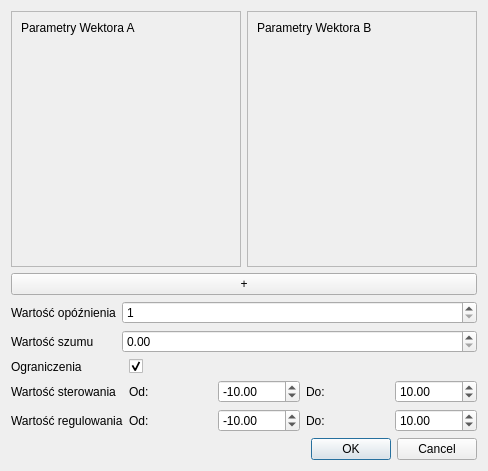
This is parametryarxwindow.ui in surowyantoni/PK_projekt_SK as Qt 5 draws it before an edit. The edited form follows.
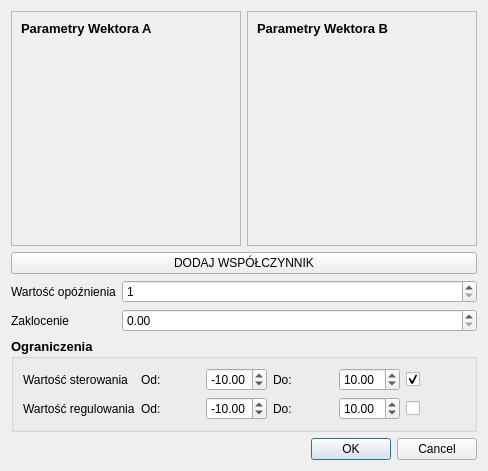
This is the edited form.

```diff
--- a/parametryarxwindow.ui
+++ b/parametryarxwindow.ui
@@ -26,31 +26,39 @@
          <rect>
           <x>0</x>
           <y>0</y>
-          <width>132</width>
-          <height>42</height>
+          <width>229</width>
+          <height>230</height>
          </rect>
         </property>
         <layout class="QVBoxLayout" name="verticalLayout">
          <item>
-          <layout class="QVBoxLayout" name="verticalLayout_2">
-           <item>
             <widget class="QLabel" name="label">
+           <property name="font">
+            <font>
+             <pointsize>10</pointsize>
+             <bold>true</bold>
+            </font>
+           </property>
              <property name="text">
               <string>Parametry Wektora A</string>
              </property>
             </widget>
            </item>
            <item>
-            <widget class="QFrame" name="verticalFrame">
-             <property name="sizePolicy">
-              <sizepolicy hsizetype="Expanding" vsizetype="Expanding">
-               <horstretch>0</horstretch>
-               <verstretch>0</verstretch>
-              </sizepolicy>
-             </property>
-            </widget>
-           </item>
-          </layout>
+          <layout class="QVBoxLayout" name="verticalLayout_A"/>
+         </item>
+         <item>
+          <spacer name="verticalSpacer">
+           <property name="orientation">
+            <enum>Qt::Vertical</enum>
+           </property>
+           <property name="sizeHint" stdset="0">
+            <size>
+             <width>20</width>
+             <height>40</height>
+            </size>
+           </property>
+          </spacer>
          </item>
         </layout>
        </widget>
@@ -66,42 +74,56 @@
          <rect>
           <x>0</x>
           <y>0</y>
-          <width>131</width>
-          <height>42</height>
+          <width>229</width>
+          <height>230</height>
          </rect>
         </property>
         <layout class="QVBoxLayout" name="verticalLayout_4">
          <item>
-          <layout class="QVBoxLayout" name="verticalLayout_3">
-           <item>
             <widget class="QLabel" name="label_2">
+           <property name="font">
+            <font>
+             <pointsize>10</pointsize>
+             <bold>true</bold>
+            </font>
+           </property>
              <property name="text">
               <string>Parametry Wektora B</string>
              </property>
             </widget>
            </item>
            <item>
-            <widget class="QFrame" name="verticalFrame_2">
-             <property name="sizePolicy">
-              <sizepolicy hsizetype="Expanding" vsizetype="Expanding">
-               <horstretch>0</horstretch>
-               <verstretch>0</verstretch>
-              </sizepolicy>
-             </property>
-            </widget>
-           </item>
-          </layout>
-         </item>
-        </layout>
+          <layout class="QVBoxLayout" name="verticalLayout_B"/>
+         </item>
+         <item>
+          <spacer name="verticalSpacer_2">
+           <property name="orientation">
+            <enum>Qt::Vertical</enum>
+           </property>
+           <property name="sizeHint" stdset="0">
+            <size>
+             <width>20</width>
+             <height>40</height>
+            </size>
+           </property>
+          </spacer>
+         </item>
+        </layout>
        </widget>
       </widget>
      </item>
     </layout>
    </item>
    <item>
-    <widget class="QPushButton" name="addAreaVectorA">
+    <widget class="QPushButton" name="pushButton_addWspolczynnik">
+     <property name="font">
+      <font>
+       <pointsize>9</pointsize>
+       <bold>false</bold>
+      </font>
+     </property>
      <property name="text">
-      <string>+</string>
+      <string>DODAJ WSPÓŁCZYNNIK</string>
      </property>
     </widget>
    </item>
@@ -127,7 +149,7 @@
      <item row="1" column="0">
       <widget class="QLabel" name="label_4">
        <property name="text">
-        <string>Wartość szumu</string>
+        <string>Zaklocenie</string>
        </property>
       </widget>
      </item>
@@ -137,23 +159,25 @@
     </layout>
    </item>
    <item>
-    <layout class="QGridLayout" name="gridLayout">
-     <item row="2" column="1">
-      <widget class="QLabel" name="label_8">
-       <property name="text">
-        <string>Od:</string>
-       </property>
-      </widget>
-     </item>
-     <item row="2" column="4">
-      <widget class="QDoubleSpinBox" name="doWartoscSterowania">
-       <property name="value">
-        <double>10.000000000000000</double>
-       </property>
-      </widget>
-     </item>
-     <item row="2" column="2">
-      <widget class="QDoubleSpinBox" name="odWartoscSterowania">
+    <widget class="QGroupBox" name="groupBox">
+     <property name="font">
+      <font>
+       <pointsize>10</pointsize>
+       <bold>true</bold>
+      </font>
+     </property>
+     <property name="title">
+      <string>Ograniczenia</string>
+     </property>
+     <layout class="QGridLayout" name="gridLayout_2">
+      <item row="7" column="2">
+       <widget class="QDoubleSpinBox" name="spinBox_wyjscieMin">
+        <property name="font">
+         <font>
+          <pointsize>9</pointsize>
+          <bold>false</bold>
+         </font>
+        </property>
        <property name="prefix">
         <string/>
        </property>
@@ -168,79 +192,160 @@
        </property>
       </widget>
      </item>
-     <item row="2" column="0">
+      <item row="6" column="5">
+       <widget class="QCheckBox" name="checkBoxOgraniczeniaWejscia">
+        <property name="font">
+         <font>
+          <pointsize>9</pointsize>
+          <bold>false</bold>
+         </font>
+        </property>
+        <property name="text">
+         <string/>
+        </property>
+        <property name="checked">
+         <bool>true</bool>
+        </property>
+       </widget>
+      </item>
+      <item row="7" column="5">
+       <widget class="QCheckBox" name="checkBoxOgraniczeniaWyjscia">
+        <property name="font">
+         <font>
+          <pointsize>9</pointsize>
+          <bold>false</bold>
+         </font>
+        </property>
+        <property name="text">
+         <string/>
+        </property>
+       </widget>
+      </item>
+      <item row="7" column="0">
+       <widget class="QLabel" name="label_11">
+        <property name="font">
+         <font>
+          <pointsize>9</pointsize>
+          <bold>false</bold>
+         </font>
+        </property>
+        <property name="text">
+         <string>Wartość regulowania</string>
+        </property>
+       </widget>
+      </item>
+      <item row="6" column="0">
       <widget class="QLabel" name="label_6">
+        <property name="font">
+         <font>
+          <pointsize>9</pointsize>
+          <bold>false</bold>
+         </font>
+        </property>
        <property name="text">
         <string>Wartość sterowania</string>
        </property>
       </widget>
      </item>
-     <item row="2" column="3">
+      <item row="6" column="2">
+       <widget class="QDoubleSpinBox" name="spinBox_wejscieMin">
+        <property name="font">
+         <font>
+          <pointsize>9</pointsize>
+          <bold>false</bold>
+         </font>
+        </property>
+        <property name="minimum">
+         <double>-99.989999999999995</double>
+        </property>
+        <property name="value">
+         <double>-10.000000000000000</double>
+        </property>
+       </widget>
+      </item>
+      <item row="6" column="3">
       <widget class="QLabel" name="label_10">
+        <property name="font">
+         <font>
+          <pointsize>9</pointsize>
+          <bold>false</bold>
+         </font>
+        </property>
        <property name="text">
         <string>Do:</string>
        </property>
       </widget>
      </item>
-     <item row="1" column="1">
-      <widget class="QCheckBox" name="checkboxOgraniczenia">
-       <property name="text">
-        <string/>
-       </property>
-       <property name="checked">
-        <bool>true</bool>
-       </property>
-      </widget>
-     </item>
-     <item row="1" column="0">
-      <widget class="QLabel" name="label_5">
-       <property name="text">
-        <string>Ograniczenia</string>
-       </property>
-      </widget>
-     </item>
-     <item row="3" column="2">
-      <widget class="QDoubleSpinBox" name="odWartoscRegulowania">
-       <property name="minimum">
-        <double>-99.989999999999995</double>
-       </property>
-       <property name="value">
-        <double>-10.000000000000000</double>
-       </property>
-      </widget>
-     </item>
-     <item row="3" column="4">
-      <widget class="QDoubleSpinBox" name="doWartoscRegulowania">
-       <property name="minimum">
-        <double>-99.989999999999995</double>
-       </property>
-       <property name="value">
-        <double>10.000000000000000</double>
-       </property>
-      </widget>
-     </item>
-     <item row="3" column="1">
-      <widget class="QLabel" name="label_7">
-       <property name="text">
-        <string>Od:</string>
-       </property>
-      </widget>
-     </item>
-     <item row="3" column="3">
+      <item row="7" column="3">
       <widget class="QLabel" name="label_9">
+        <property name="font">
+         <font>
+          <pointsize>9</pointsize>
+          <bold>false</bold>
+         </font>
+        </property>
        <property name="text">
         <string>Do:</string>
        </property>
       </widget>
      </item>
-     <item row="3" column="0">
-      <widget class="QLabel" name="label_11">
+      <item row="6" column="1">
+       <widget class="QLabel" name="label_8">
+        <property name="font">
+         <font>
+          <pointsize>9</pointsize>
+          <bold>false</bold>
+         </font>
+        </property>
        <property name="text">
-        <string>Wartość regulowania</string>
+         <string>Od:</string>
+        </property>
+       </widget>
+      </item>
+      <item row="6" column="4">
+       <widget class="QDoubleSpinBox" name="spinBox_wejscieMax">
+        <property name="font">
+         <font>
+          <pointsize>9</pointsize>
+          <bold>false</bold>
+         </font>
+        </property>
+        <property name="minimum">
+         <double>-99.989999999999995</double>
+        </property>
+        <property name="value">
+         <double>10.000000000000000</double>
+        </property>
+       </widget>
+      </item>
+      <item row="7" column="1">
+       <widget class="QLabel" name="label_7">
+        <property name="font">
+         <font>
+          <pointsize>9</pointsize>
+          <bold>false</bold>
+         </font>
+        </property>
+        <property name="text">
+         <string>Od:</string>
+        </property>
+       </widget>
+      </item>
+      <item row="7" column="4">
+       <widget class="QDoubleSpinBox" name="spinBox_wyjscieMax">
+        <property name="font">
+         <font>
+          <pointsize>9</pointsize>
+          <bold>false</bold>
+         </font>
+        </property>
+        <property name="value">
+         <double>10.000000000000000</double>
        </property>
       </widget>
      </item>
     </layout>
+    </widget>
    </item>
    <item>
     <widget class="QDialogButtonBox" name="buttonBox">
```
Left out of the diff: 8 changed lines with no effect on the pictures. Lines whose indentation alone changed are shown as unchanged.
